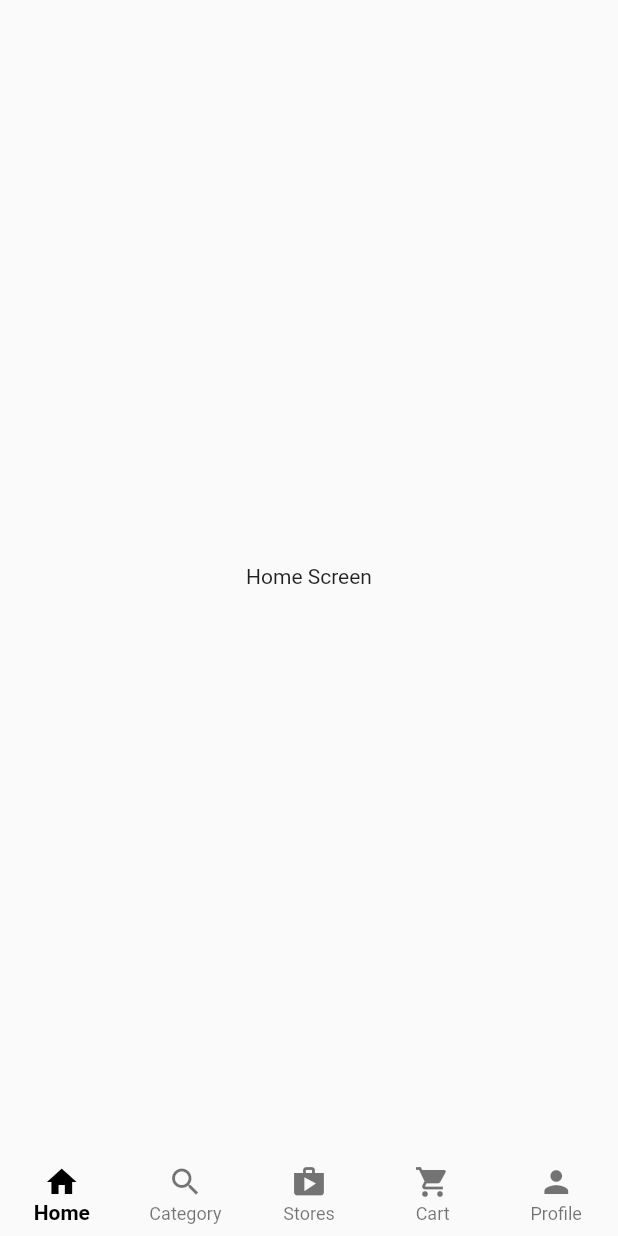
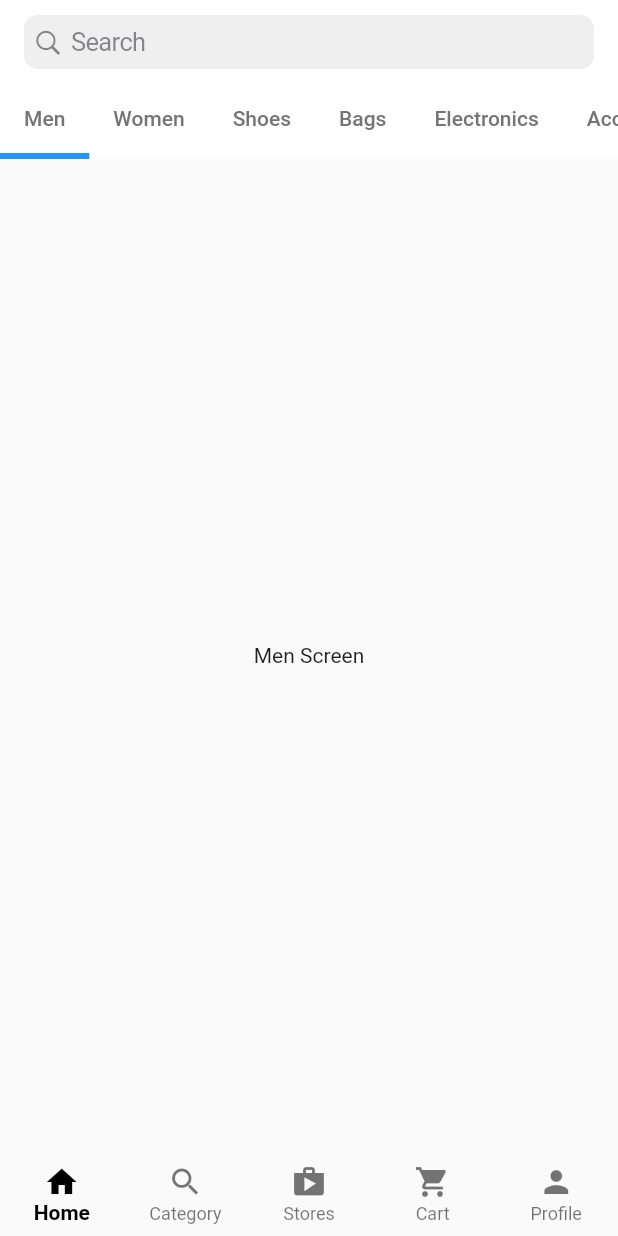
Before and after one commit to mumaralfajar/m-store-app, a Flutter app: the screen it shows after launch, on a phone screen of 412 x 824 dp. Run offline on Flutter 3.47's test engine with Material 2 defaults, Android fonts, the phone set to English and light mode, and no system bars.

Commit message:
add search bar and tabs

```diff
--- a/lib/main_screens/customer_home.dart
+++ b/lib/main_screens/customer_home.dart
@@ -1,4 +1,5 @@
 import 'package:flutter/material.dart';
+import 'package:maru_store_app/main_screens/home.dart';
 
 class CustomerHomeScreen extends StatefulWidget {
   const CustomerHomeScreen({Key? key}) : super(key: key);
@@ -10,7 +11,7 @@
 class _CustomerHomeScreenState extends State<CustomerHomeScreen> {
   int _selectedIndex = 0;
   final List<Widget> _tabs = const [
-    Center(child: Text('Home Screen')),
+    HomeScreen(),
     Center(child: Text('Category Screen')),
     Center(child: Text('Stores Screen')),
     Center(child: Text('Cart Screen')),
--- /dev/null
+++ b/lib/main_screens/home.dart
@@ -0,0 +1,68 @@
+import 'package:flutter/cupertino.dart';
+import 'package:flutter/material.dart';
+
+class HomeScreen extends StatefulWidget {
+  const HomeScreen({Key? key}) : super(key: key);
+
+  @override
+  State<HomeScreen> createState() => _HomeScreenState();
+}
+
+class _HomeScreenState extends State<HomeScreen> {
+  @override
+  Widget build(BuildContext context) {
+    return DefaultTabController(
+      length: 9,
+      child: Scaffold(
+        appBar: AppBar(
+          elevation: 0,
+          backgroundColor: Colors.white,
+          title: const CupertinoSearchTextField(),
+          bottom: const TabBar(
+            isScrollable: true,
+            indicatorWeight: 4,
+            tabs: [
+              RepeatedTabs(label: 'Men'),
+              RepeatedTabs(label: 'Women'),
+              RepeatedTabs(label: 'Shoes'),
+              RepeatedTabs(label: 'Bags'),
+              RepeatedTabs(label: 'Electronics'),
+              RepeatedTabs(label: 'Accessories'),
+              RepeatedTabs(label: 'Home & Garden'),
+              RepeatedTabs(label: 'Kids'),
+              RepeatedTabs(label: 'Beauty'),
+            ],
+          ),
+        ),
+        body: const TabBarView(
+          children: [
+            Center(child: Text('Men Screen')),
+            Center(child: Text('Women Screen')),
+            Center(child: Text('Shoes Screen')),
+            Center(child: Text('Bags Screen')),
+            Center(child: Text('Electronics Screen')),
+            Center(child: Text('Accessories Screen')),
+            Center(child: Text('Home & Garden Screen')),
+            Center(child: Text('Kids Screen')),
+            Center(child: Text('Beauty Screen')),
+          ],
+        ),
+      ),
+    );
+  }
+}
+
+class RepeatedTabs extends StatelessWidget {
+  final String label;
+  const RepeatedTabs({Key? key, required this.label}) : super(key: key);
+
+  @override
+  Widget build(BuildContext context) {
+    return Tab(
+      child: Text(
+        label,
+        style: TextStyle(color: Colors.grey.shade600),
+      ),
+    );
+  }
+}
```
